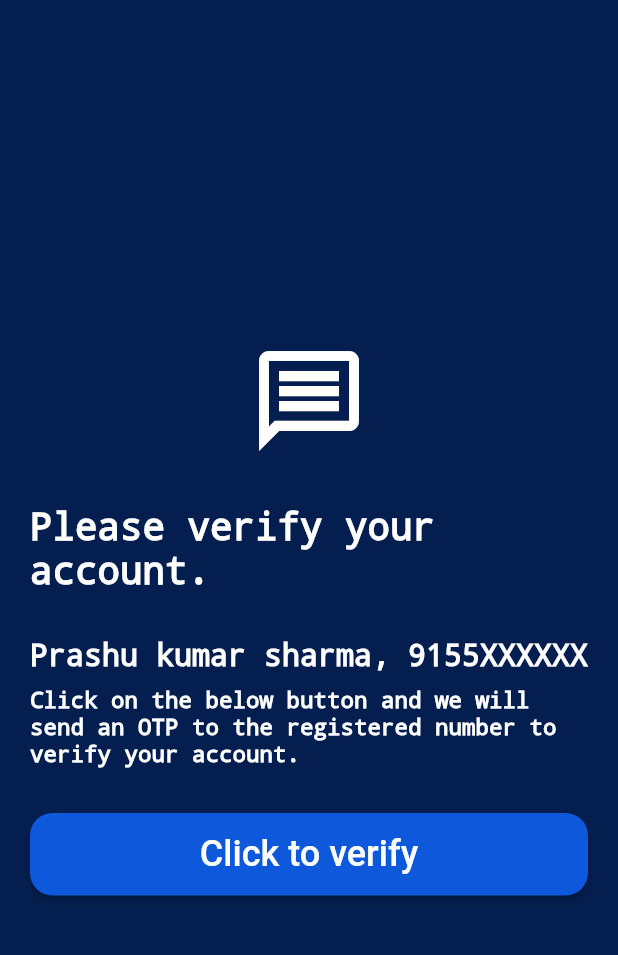
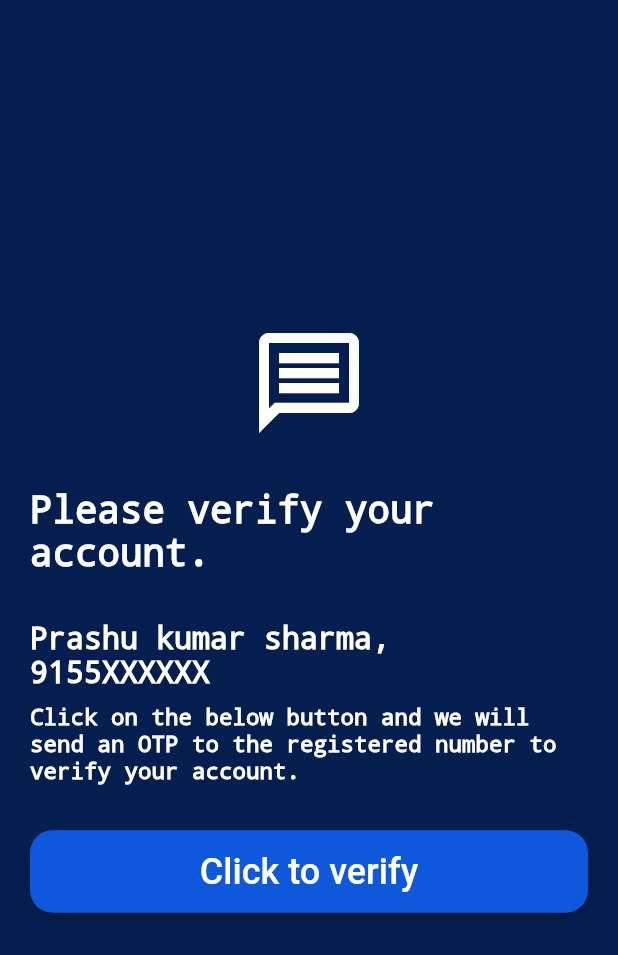
Before and after one commit to justdeepaktiwari/mailapp01, a Flutter app: the screen it shows after launch, on a phone screen of 412 x 824 dp. Shown: the top 955 px of the screen. Run offline on Flutter 3.47's test engine with Material 2 defaults, Android fonts, the phone set to English and light mode, and no system bars; our stand-ins replace connectivity_plus, email_validator, firebase_core, firebase_messaging, flutter_local_notifications, internet_connection_checker and 2 more; accounts and stored records are empty.

Commit message:
overflow problem solved

```diff
--- a/lib/screens/click_to_verify.dart
+++ b/lib/screens/click_to_verify.dart
@@ -33,17 +33,27 @@ class VerifyPage extends StatelessWidget {
           const SizedBox(
             height: 30.0,
           ),
-          const Row(
+          const SizedBox(
+              width: double.infinity,
+              child: Column(
+                crossAxisAlignment: CrossAxisAlignment.start,
                 children: [
                   Text(
-                "Prashu kumar sharma, 9155XXXXXX",
+                    "Prashu kumar sharma,",
+                    style: TextStyle(
+                        fontSize: 20,
+                        color: Colors.white,
+                        decoration: TextDecoration.none),
+                  ),
+                  Text(
+                    "9155XXXXXX",
                     style: TextStyle(
                         fontSize: 20,
                         color: Colors.white,
                         decoration: TextDecoration.none),
                   ),
                 ],
-          ),
+              )),
           const SizedBox(
             height: 10.0,
           ),
```
Lines whose indentation alone changed are shown as unchanged.
